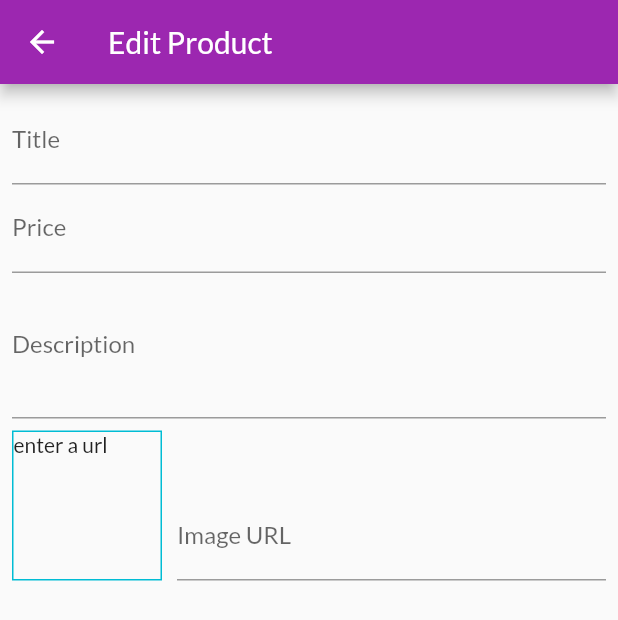
After one commit to alpersln/ShoppingApp, a Flutter app: the ManageEditProductScreen screen opened by its route, on a phone screen of 412 x 824 dp. The commit adds this screen. Shown: the top 620 px of the screen. Run offline on Flutter 3.47's test engine with Material 2 defaults, Android fonts, the light colour scheme and no system bars; network calls fail.

Commit message:
manage&edit product screen added

```diff
--- a/lib/main.dart
+++ b/lib/main.dart
@@ -4,6 +4,8 @@ import 'package:vsfirstapp/providers/cart.dart';
 import 'package:vsfirstapp/providers/orders.dart';
 import 'package:vsfirstapp/providers/products.dart';
 import 'package:vsfirstapp/screens/cart_screen.dart';
+import 'package:vsfirstapp/screens/manage_edit_product_screen.dart';
+import 'package:vsfirstapp/screens/manage_user_products_screen.dart';
 import 'package:vsfirstapp/screens/order_screen.dart';
 import 'package:vsfirstapp/screens/product_detail_screen.dart';
 import 'package:vsfirstapp/screens/product_overview_screen.dart';
@@ -43,6 +45,8 @@ class MyApp extends StatelessWidget {
           '/productDetailSc': (ctx) => ProductDetailScreen(),
           '/cartScreen': (ctx) => CartScreen(),
           '/orderScreen': (ctx) => OrderScreen(),
+          '/manageProductsScreen': (ctx) => ManageUserProductScreen(),
+          '/manageEditProductScreen': (ctx) => ManageEditProductScreen(),
         },
       ),
     );
--- /dev/null
+++ b/lib/screens/manage_edit_product_screen.dart
@@ -0,0 +1,111 @@
+import 'package:flutter/material.dart';
+
+class ManageEditProductScreen extends StatefulWidget {
+  const ManageEditProductScreen({Key? key}) : super(key: key);
+
+  @override
+  _ManageEditProductScreenState createState() =>
+      _ManageEditProductScreenState();
+}
+
+class _ManageEditProductScreenState extends State<ManageEditProductScreen> {
+  final _priceFocusNode = FocusNode();
+  final _descriptionNode = FocusNode();
+  var _imageUrlController = TextEditingController();
+  final _imageUrlFocusNode = FocusNode();
+  var imageUrlInput = '';
+
+  @override
+  void initState() {
+    // TODO: implement initState
+    _imageUrlFocusNode.addListener(_updateImageUrl);
+    super.initState();
+  }
+
+  void _updateImageUrl() {
+    if (!_imageUrlFocusNode.hasFocus) {
+      setState(() {});
+    }
+  }
+
+  @override
+  void dispose() {
+    // TODO: implement dispose
+    _imageUrlFocusNode.removeListener(_updateImageUrl);
+    _priceFocusNode.dispose();
+    _descriptionNode.dispose();
+    _imageUrlController.dispose();
+    _imageUrlFocusNode.dispose();
+    super.dispose();
+  }
+
+  @override
+  Widget build(BuildContext context) {
+    return Scaffold(
+      appBar: AppBar(
+        title: Text("Edit Product"),
+      ),
+      body: Padding(
+        padding: const EdgeInsets.all(8.0),
+        child: Form(
+            child: ListView(
+          children: [
+            TextFormField(
+              decoration: InputDecoration(labelText: "Title"),
+              textInputAction: TextInputAction.next,
+              onFieldSubmitted: (_) {
+                FocusScope.of(context).requestFocus(_priceFocusNode);
+              },
+            ),
+            TextFormField(
+              decoration: InputDecoration(labelText: "Price"),
+              textInputAction: TextInputAction.next,
+              keyboardType: TextInputType.number,
+              focusNode: _priceFocusNode,
+            ),
+            TextFormField(
+              decoration: InputDecoration(labelText: "Description"),
+              maxLines: 3,
+              keyboardType: TextInputType.multiline,
+              focusNode: _descriptionNode,
+              onFieldSubmitted: (_) {
+                FocusScope.of(context).requestFocus(_descriptionNode);
+              },
+            ),
+            Row(
+              crossAxisAlignment: CrossAxisAlignment.end,
+              children: [
+                Container(
+                  width: 100,
+                  height: 100,
+                  margin: EdgeInsets.only(top: 8, right: 10),
+                  decoration: BoxDecoration(
+                      border: Border.all(width: 1, color: Colors.cyan)),
+                  child: !_imageUrlController.text.isNotEmpty
+                      ? Text("enter a url")
+                      : FittedBox(
+                          child: Image.network(
+                            _imageUrlController.text,
+                            fit: BoxFit.cover,
+                          ),
+                        ),
+                ),
+                Expanded(
+                    child: TextFormField(
+                  decoration: InputDecoration(labelText: 'Image URL'),
+                  keyboardType: TextInputType.url,
+                  textInputAction: TextInputAction.done,
+                  controller: _imageUrlController,
+                  onEditingComplete: () {
+                    setState(() {});
+                  },
+                )),
+                // https://www.pngall.com/wp-content/uploads/2016/03/Book-PNG-2.png
+              ],
+            )
+          ],
+        )),
+      ),
+    );
+  }
+}
--- a/lib/widgets/app_drawer.dart
+++ b/lib/widgets/app_drawer.dart
@@ -28,6 +28,14 @@ class AppDrawer extends StatelessWidget {
               Navigator.of(context).pushReplacementNamed('/orderScreen');
             },
           ),
+          ListTile(
+            leading: Icon(Icons.edit),
+            title: Text("Manage Products"),
+            onTap: () {
+              Navigator.of(context)
+                  .pushReplacementNamed('/manageProductsScreen');
+            },
+          ),
         ],
       ),
     );
```
Also changed, not shown: lib/screens/manage_user_products_screen.dart (added, +37 -0 lines), lib/widgets/manage_product_item.dart (added, +36 -0 lines).
